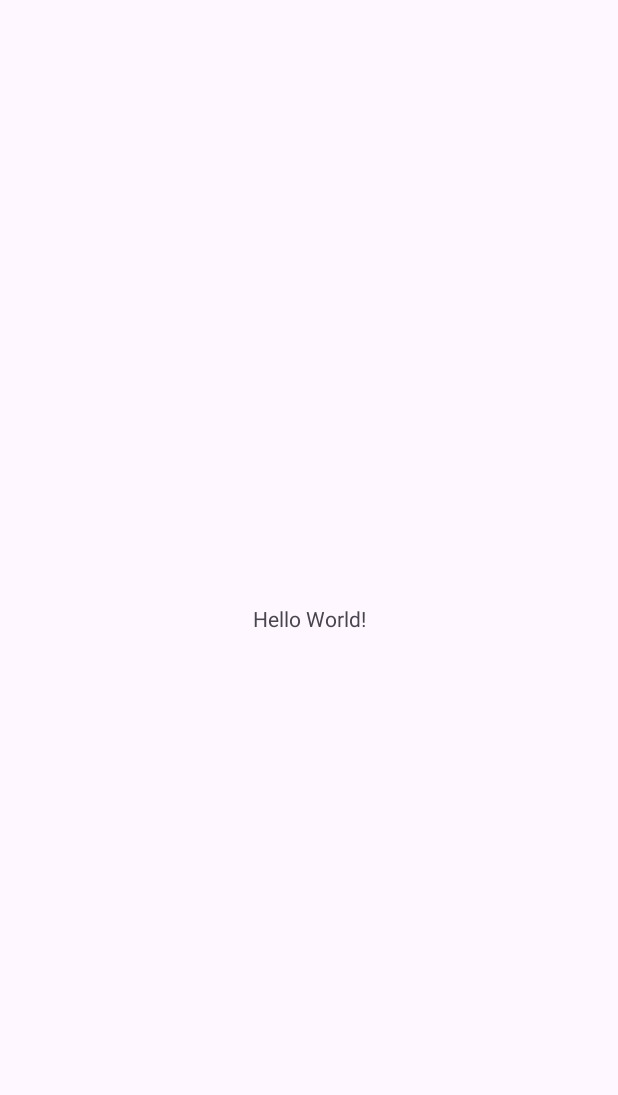
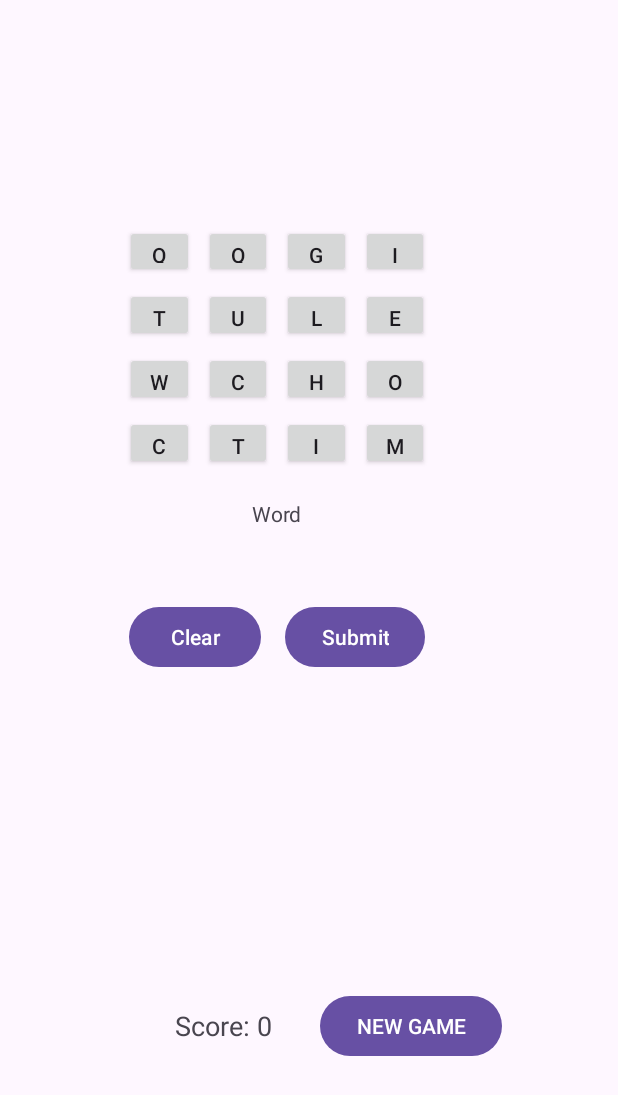
Before and after one commit to sarahhkhann/SarahKhan-BoggleApp, an Android app: the screen it shows after launch (MainActivity), on a phone screen of 412 x 824 dp. Before the commit the part shown is almost empty. Shown: the top 1095 px of the screen. Run offline under Robolectric (Android 15) with nearby library versions, the phone set to English and light mode, and no system bars.

Commit message:
finalized board/new game setup

```diff
--- /dev/null
+++ b/app/src/main/java/com/example/sarahkhan_boggleapp/Letter.kt
@@ -0,0 +1,10 @@
+package com.example.sarahkhan_boggleapp
+
+import android.widget.Button
+
+data class Letter(
+    val button: Button,
+    val row: Int,
+    val col: Int,
+    var isSelected: Boolean = false
+)
--- /dev/null
+++ b/app/src/main/java/com/example/sarahkhan_boggleapp/LettersFragment.kt
@@ -0,0 +1,91 @@
+package com.example.sarahkhan_boggleapp
+
+import android.os.Bundle
+import android.view.Gravity
+import androidx.fragment.app.Fragment
+import android.view.LayoutInflater
+import android.view.View
+import android.view.ViewGroup
+import android.widget.Button
+import android.widget.GridLayout
+import kotlin.random.Random
+
+
+class LettersFragment : Fragment() {
+
+    private lateinit var lettersGrid: GridLayout
+
+    override fun onCreateView(
+        inflater: LayoutInflater, container: ViewGroup?,
+        savedInstanceState: Bundle?
+    ): View? {
+        // Inflate the layout for this fragment
+        val view = inflater.inflate(R.layout.fragment_letters, container, false)
+
+        lettersGrid = view.findViewById(R.id.lettersGrid)
+        initializeGrid(view)
+
+        view.findViewById<Button>(R.id.clearButton).setOnClickListener {
+            // Clear selection logic here
+        }
+
+        view.findViewById<Button>(R.id.submitButton).setOnClickListener {
+            // Submit word logic here
+        }
+
+        return view
+    }
+
+    private lateinit var gridLetters: List<Letter>
+
+    private fun initializeGrid(view: View) {
+        lettersGrid.removeAllViews()
+        val context = view.context
+
+        val vowels = listOf('A', 'E', 'I', 'O', 'U')
+        val consonants = ('A'..'Z').toList() - vowels
+
+        val totalCells = 16
+        val vowelPositions = mutableSetOf<Int>()
+        while (vowelPositions.size < 2) {
+            vowelPositions.add((0 until totalCells).random())
+        }
+
+        gridLetters = mutableListOf()
+
+        for (row in 0 until 4) {
+            for (col in 0 until 4) {
+                val position = row * 4 + col
+
+                val letter = when {
+                    position in vowelPositions -> vowels.random()
+                    (0..3).random() > 2 -> vowels.random()
+                    else -> consonants.random()
+                }
+
+                val button = Button(context).apply {
+                    text = letter.toString()
+                    layoutParams = GridLayout.LayoutParams().apply {
+                        width = 0
+                        height = 0
+                        setGravity(Gravity.FILL)
+                        setMargins(5, 5, 5, 5)
+                        columnSpec = GridLayout.spec(col, 1f)
+                        rowSpec = GridLayout.spec(row, 1f)
+                    }
+                }
+
+                val letterButton = Letter(button, row, col)
+                //button.setOnClickListener {
+                    //onLetterButtonClick(letterButton)
+                //}
+
+                (gridLetters as MutableList<Letter>).add(letterButton)
+
+                lettersGrid.addView(button)
+            }
+        }
+    }
+
+
+}
--- a/app/src/main/java/com/example/sarahkhan_boggleapp/MainActivity.kt
+++ b/app/src/main/java/com/example/sarahkhan_boggleapp/MainActivity.kt
@@ -2,10 +2,36 @@ package com.example.sarahkhan_boggleapp
 
 import androidx.appcompat.app.AppCompatActivity
 import android.os.Bundle
+import androidx.fragment.app.Fragment
 
-class MainActivity : AppCompatActivity() {
+class MainActivity : AppCompatActivity(), ScoreFragment.OnNewGameRequestedListener {
     override fun onCreate(savedInstanceState: Bundle?) {
         super.onCreate(savedInstanceState)
         setContentView(R.layout.activity_main)
+
+        if (savedInstanceState == null) {
+            // Add MainGameplayFragment
+            supportFragmentManager.beginTransaction()
+                .replace(R.id.lettersfragment, LettersFragment())
+                .commit()
+
+            // Add ScoreResetFragment
+            supportFragmentManager.beginTransaction()
+                .replace(R.id.scorefragment, ScoreFragment())
+                .commit()
+        }
+    }
+
+    private fun loadFragment(fragment: Fragment, containerId: Int) {
+        supportFragmentManager.beginTransaction()
+            .replace(containerId, fragment)
+            .commit()
+    }
+    override fun onNewGameRequested() {
+        val newGameplayFragment = LettersFragment()
+        loadFragment(newGameplayFragment, R.id.lettersfragment)
+
+        val scoreFragment = supportFragmentManager.findFragmentById(R.id.scorefragment) as? ScoreFragment
+        scoreFragment?.updateScore(0)
     }
 }
--- /dev/null
+++ b/app/src/main/java/com/example/sarahkhan_boggleapp/ScoreFragment.kt
@@ -0,0 +1,53 @@
+package com.example.sarahkhan_boggleapp
+
+import android.content.Context
+import android.os.Bundle
+import androidx.fragment.app.Fragment
+import android.view.LayoutInflater
+import android.view.View
+import android.view.ViewGroup
+import android.widget.Button
+import android.widget.TextView
+
+
+class ScoreFragment : Fragment() {
+    private lateinit var scoreTextView: TextView
+    private var listener: OnNewGameRequestedListener? = null
+
+    interface OnNewGameRequestedListener {
+        fun onNewGameRequested()
+    }
+
+    override fun onCreateView(
+        inflater: LayoutInflater, container: ViewGroup?,
+        savedInstanceState: Bundle?
+    ): View? {
+        val view = inflater.inflate(R.layout.fragment_score, container, false)
+
+        scoreTextView = view.findViewById(R.id.scoreTextView)
+
+        view.findViewById<Button>(R.id.newGameButton).setOnClickListener {
+            listener?.onNewGameRequested()
+        }
+
+        return view
+    }
+
+    fun updateScore(score: Int) {
+        scoreTextView.text = "Score: $score"
+    }
+
+    override fun onAttach(context: Context) {
+        super.onAttach(context)
+        if (context is OnNewGameRequestedListener) {
+            listener = context
+        } else {
+            throw RuntimeException("$context must implement OnNewGameRequestedListener")
+        }
+    }
+
+    override fun onDetach() {
+        super.onDetach()
+        listener = null
+    }
+}
--- a/app/src/main/res/layout/activity_main.xml
+++ b/app/src/main/res/layout/activity_main.xml
@@ -6,13 +6,26 @@
     android:layout_height="match_parent"
     tools:context=".MainActivity">
 
-    <TextView
-        android:layout_width="wrap_content"
-        android:layout_height="wrap_content"
-        android:text="Hello World!"
+    <FrameLayout
+        android:id="@+id/lettersfragment"
+        android:layout_width="456dp"
+        android:layout_height="548dp"
         app:layout_constraintBottom_toBottomOf="parent"
         app:layout_constraintEnd_toEndOf="parent"
+        app:layout_constraintHorizontal_bias="1.0"
         app:layout_constraintStart_toStartOf="parent"
-        app:layout_constraintTop_toTopOf="parent" />
+        app:layout_constraintTop_toTopOf="parent"
+        app:layout_constraintVertical_bias="0.0" />
+
+    <FrameLayout
+        android:id="@+id/scorefragment"
+        android:layout_width="452dp"
+        android:layout_height="180dp"
+        app:layout_constraintBottom_toBottomOf="parent"
+        app:layout_constraintEnd_toEndOf="parent"
+        app:layout_constraintHorizontal_bias="0.0"
+        app:layout_constraintStart_toStartOf="parent"
+        app:layout_constraintTop_toTopOf="parent"
+        app:layout_constraintVertical_bias="1.0" />
 
 </androidx.constraintlayout.widget.ConstraintLayout>
--- /dev/null
+++ b/app/src/main/res/layout/fragment_letters.xml
@@ -0,0 +1,57 @@
+<?xml version="1.0" encoding="utf-8"?>
+<LinearLayout xmlns:android="http://schemas.android.com/apk/res/android"
+    xmlns:app="http://schemas.android.com/apk/res-auto"
+    xmlns:tools="http://schemas.android.com/tools"
+    android:layout_width="match_parent"
+    android:layout_height="match_parent"
+    android:orientation="vertical"
+    android:gravity="center"
+    tools:context=".LettersFragment">
+
+    <GridLayout
+        android:id="@+id/lettersGrid"
+        android:layout_width="241dp"
+        android:layout_height="202dp"
+        android:layout_marginTop="32dp"
+        android:alignmentMode="alignMargins"
+        android:columnCount="4"
+        android:padding="16dp"
+
+        android:rowCount="4"></GridLayout>
+
+    <TextView
+        android:layout_width="wrap_content"
+        android:id="@+id/wordguess"
+        android:layout_height="wrap_content"
+        android:text="Word" />
+
+    <LinearLayout
+        android:layout_width="match_parent"
+        android:layout_height="81dp"
+        android:layout_marginTop="16dp"
+        android:gravity="center"
+        android:orientation="horizontal">
+
+        <Button
+            android:id="@+id/clearButton"
+            android:layout_width="wrap_content"
+            android:layout_height="wrap_content"
+            android:layout_below="@id/lettersGrid"
+            android:layout_alignParentStart="true"
+            android:layout_marginTop="16dp"
+            android:layout_marginEnd="16dp"
+            android:text="Clear" />
+
+        <Button
+            android:id="@+id/submitButton"
+            android:layout_width="wrap_content"
+            android:layout_height="wrap_content"
+            android:layout_below="@id/lettersGrid"
+            android:layout_alignParentEnd="true"
+            android:layout_marginTop="16dp"
+            android:text="Submit" />
+    </LinearLayout>
+
+
+
+</LinearLayout>
--- /dev/null
+++ b/app/src/main/res/layout/fragment_score.xml
@@ -0,0 +1,23 @@
+<?xml version="1.0" encoding="utf-8"?>
+<LinearLayout xmlns:android="http://schemas.android.com/apk/res/android"
+    android:orientation="horizontal"
+    android:layout_width="match_parent"
+    android:layout_height="wrap_content"
+    android:padding="16dp"
+    android:gravity="center">
+
+    <TextView
+        android:id="@+id/scoreTextView"
+        android:layout_width="wrap_content"
+        android:layout_height="wrap_content"
+        android:text="Score: 0"
+        android:layout_marginEnd="32dp"
+        android:textSize="18sp" />
+
+    <Button
+        android:id="@+id/newGameButton"
+        android:layout_width="wrap_content"
+        android:layout_height="wrap_content"
+        android:text="NEW GAME" />
+
+</LinearLayout>
--- a/app/src/main/res/values/strings.xml
+++ b/app/src/main/res/values/strings.xml
@@ -1,3 +1,5 @@
 <resources>
     <string name="app_name">SarahKhan-BoggleApp</string>
+    <!-- TODO: Remove or change this placeholder text -->
+    <string name="hello_blank_fragment">Hello blank fragment</string>
 </resources>
```
